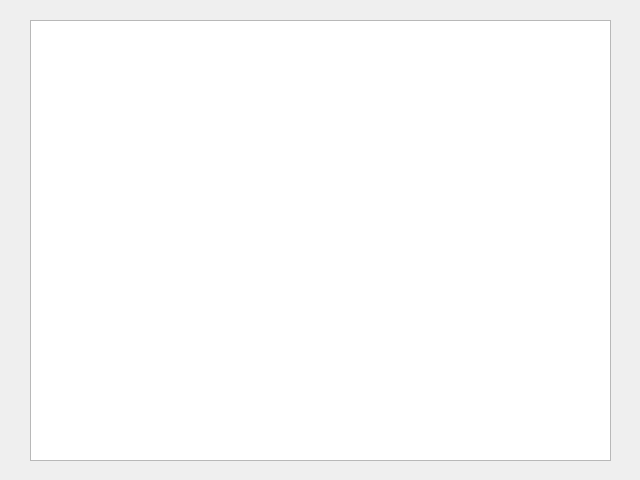
The window that ui/mainwin.ui (dabideee13/COVID19-Dashboard-Brgy-Wrangling) describes before a commit, drawn with Qt 5.
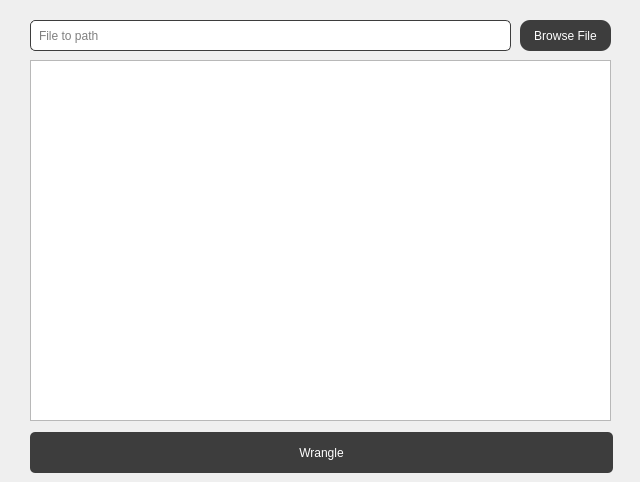
The same window after the commit.

What changed in the file:
```diff
--- a/ui/mainwin.ui
+++ b/ui/mainwin.ui
@@ -7,7 +7,7 @@
     <x>0</x>
     <y>0</y>
     <width>640</width>
-    <height>480</height>
+    <height>482</height>
    </rect>
   </property>
   <property name="windowTitle">
@@ -18,12 +18,104 @@
     <property name="geometry">
      <rect>
       <x>30</x>
-      <y>20</y>
+      <y>60</y>
       <width>581</width>
-      <height>441</height>
+      <height>361</height>
      </rect>
     </property>
    </widget>
+   <widget class="QPushButton" name="browsefileButton">
+    <property name="geometry">
+     <rect>
+      <x>520</x>
+      <y>20</y>
+      <width>91</width>
+      <height>31</height>
+     </rect>
+    </property>
+    <property name="cursor">
+     <cursorShape>PointingHandCursor</cursorShape>
+    </property>
+    <property name="styleSheet">
+     <string notr="true">#browsefileButton{
+color: white;
+background-color: #3d3d3d;
+border: TRANSPARENT;
+border-radius: 10px;
+}
+#browsefileButton:hover{
+background-color: #4b4b4b;
+}</string>
+    </property>
+    <property name="text">
+     <string>Browse File</string>
+    </property>
+   </widget>
+   <widget class="QPushButton" name="wrangleButton">
+    <property name="geometry">
+     <rect>
+      <x>30</x>
+      <y>432</y>
+      <width>583</width>
+      <height>41</height>
+     </rect>
+    </property>
+    <property name="cursor">
+     <cursorShape>PointingHandCursor</cursorShape>
+    </property>
+    <property name="styleSheet">
+     <string notr="true">#wrangleButton{
+color: white;
+background-color: #3d3d3d;
+border: TRANSPARENT;
+border-radius: 5px;
+}
+#wrangleButton:hover{
+background-color: #4b4b4b;
+}</string>
+    </property>
+    <property name="text">
+     <string>Wrangle</string>
+    </property>
+   </widget>
+   <widget class="QWidget" name="widget" native="true">
+    <property name="geometry">
+     <rect>
+      <x>30</x>
+      <y>20</y>
+      <width>481</width>
+      <height>31</height>
+     </rect>
+    </property>
+    <property name="styleSheet">
+     <string notr="true">#widget{
+background-color: white;
+border: 1px solid #3d3d3d;
+border-radius: 5px;
+}
+#widget:hover{
+border: 2px solid #3d3d3d;
+}</string>
+    </property>
+    <widget class="QLineEdit" name="lineEdit">
+     <property name="geometry">
+      <rect>
+       <x>7</x>
+       <y>2</y>
+       <width>461</width>
+       <height>27</height>
+      </rect>
+     </property>
+     <property name="styleSheet">
+      <string notr="true">#lineEdit{
+border: TRANSPARENT;
+}</string>
+     </property>
+     <property name="placeholderText">
+      <string>File to path</string>
+     </property>
+    </widget>
+   </widget>
   </widget>
  </widget>
  <resources/>
```
Left out of the diff: 2 changed lines with no effect on the pictures.
